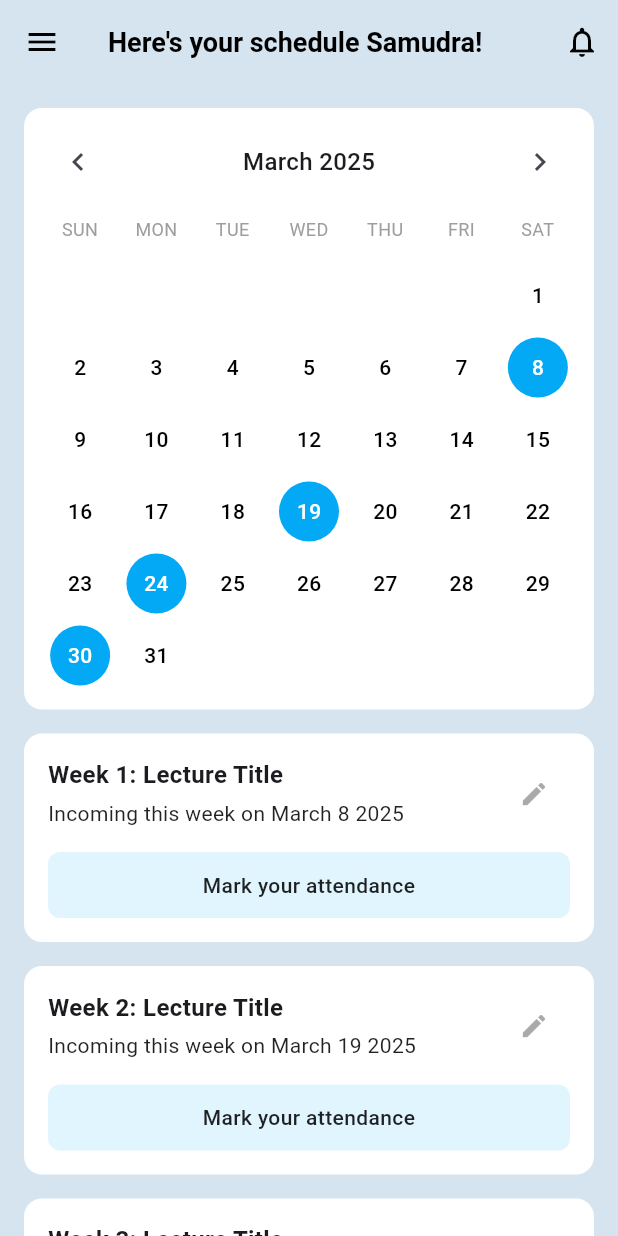
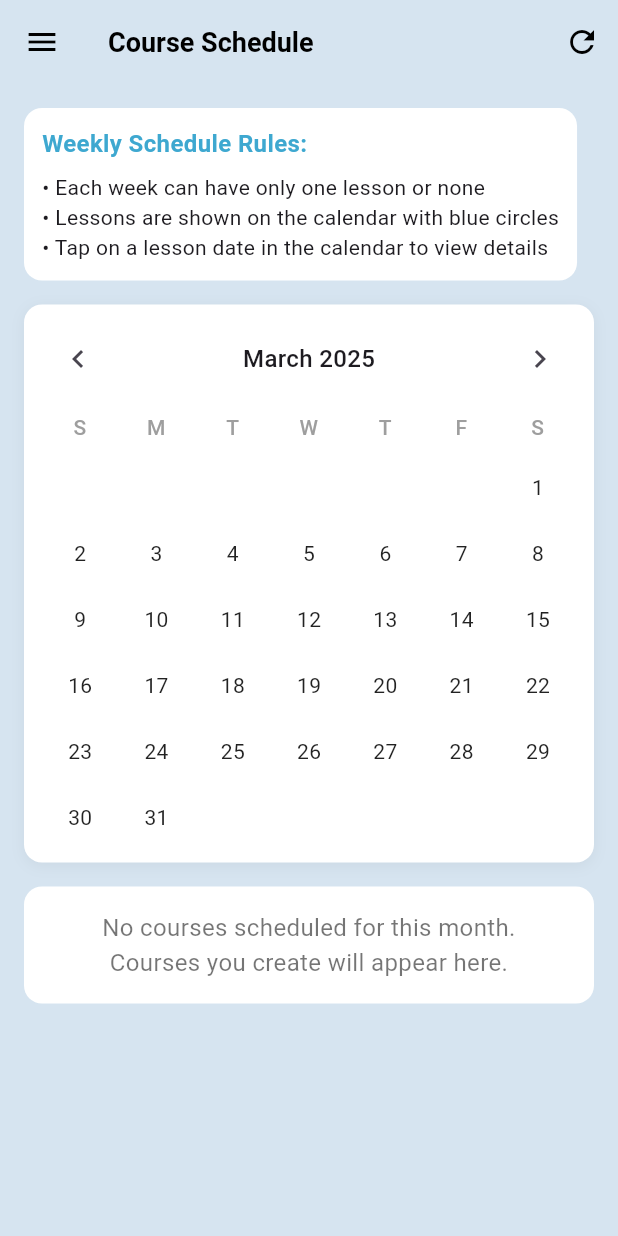
Before and after one commit to dzyy7/admin_ocean_learn2, a Flutter app: the SchedulePage screen opened by its route, after a tap on the "chevron left" icon, on a phone screen of 412 x 824 dp. Run offline on Flutter 3.47's test engine with Material 3 defaults, Android fonts, the light colour scheme and no system bars; our stand-ins replace flutter_svg, get, google_fonts, shared_preferences; accounts and stored records are empty; network calls fail.

Commit message:
feat: [DZ] implement course loading and display in SchedulePage with updated calendar and course details

```diff
--- a/lib/pages/schedule/schedule_controller.dart
+++ b/lib/pages/schedule/schedule_controller.dart
@@ -1,19 +1,42 @@
 import 'package:flutter/material.dart';
 import 'package:get/get.dart';
+import 'package:admin_ocean_learn2/model/course_model.dart';
+import 'package:admin_ocean_learn2/services/course_service.dart';
 
 class ScheduleController extends GetxController {
   final Rx<DateTime> currentMonth = DateTime.now().obs;
   final RxList<DateTime> markedDates = <DateTime>[].obs;
+  final CourseService courseService = CourseService();
+  final RxList<CourseModel> courses = <CourseModel>[].obs;
+  final RxBool isLoading = true.obs;
 
   @override
   void onInit() {
     super.onInit();
-    markedDates.addAll([
-      DateTime(2025, 3, 8),
-      DateTime(2025, 3, 19),
-      DateTime(2025, 3, 24),
-      DateTime(2025, 3, 30),
-    ]);
+    loadCourses();
+  }
+
+  Future<void> loadCourses() async {
+    isLoading.value = true;
+    await courseService.loadLessons(1);
+    courses.value = courseService.getLessons();
+
+    // Update marked dates based on course dates
+    updateMarkedDates();
+
+    isLoading.value = false;
+  }
+
+  void updateMarkedDates() {
+    final newMarkedDates = <DateTime>[];
+
+    for (final course in courses) {
+      // Add only the date part (no time) to marked dates
+      final courseDate = DateTime(course.date.year, course.date.month, course.date.day);
+      newMarkedDates.add(courseDate);
+    }
+
+    markedDates.assignAll(newMarkedDates);
   }
 
   void previousMonth() {
@@ -24,28 +47,27 @@ class ScheduleController extends GetxController {
     currentMonth.value = DateTime(currentMonth.value.year, currentMonth.value.month + 1);
   }
 
-  void toggleDateMark(DateTime date) {
+  bool isDateMarked(DateTime date) {
     final normalizedDate = DateTime(date.year, date.month, date.day);
-
-    final index = markedDates.indexWhere((d) =>
+    return markedDates.any((d) =>
       d.year == normalizedDate.year &&
       d.month == normalizedDate.month &&
       d.day == normalizedDate.day
     );
-
-    if (index >= 0) {
-      markedDates.removeAt(index);
-    } else {
-      markedDates.add(normalizedDate);
-    }
   }
 
-  bool isDateMarked(DateTime date) {
-    return markedDates.any((d) =>
-      d.year == date.year &&
-      d.month == date.month &&
-      d.day == date.day
-    );
+  // Get course for a specific date (if exists)
+  CourseModel? getCourseForDate(DateTime date) {
+    final normalizedDate = DateTime(date.year, date.month, date.day);
+
+    for (final course in courses) {
+      final courseDate = DateTime(course.date.year, course.date.month, course.date.day);
+      if (courseDate.isAtSameMomentAs(normalizedDate)) {
+        return course;
+      }
+    }
+
+    return null;
   }
 
   bool isToday(DateTime date) {
@@ -55,14 +77,14 @@ class ScheduleController extends GetxController {
            now.day == date.day;
   }
 
-  List<DateTime> getMarkedDatesForCurrentMonth() {
-    return markedDates
-      .where((date) =>
-        date.year == currentMonth.value.year &&
-        date.month == currentMonth.value.month
+  List<CourseModel> getCoursesForCurrentMonth() {
+    return courses
+      .where((course) =>
+        course.date.year == currentMonth.value.year &&
+        course.date.month == currentMonth.value.month
       )
       .toList()
-      ..sort((a, b) => a.compareTo(b));
+      ..sort((a, b) => a.date.compareTo(b.date));
   }
 
   bool isDatePast(DateTime date) {
--- a/lib/pages/schedule/schedule_page.dart
+++ b/lib/pages/schedule/schedule_page.dart
@@ -1,3 +1,4 @@
+import 'package:admin_ocean_learn2/pages/course_page/course_detail_page.dart';
 import 'package:admin_ocean_learn2/pages/schedule/schedule_controller.dart';
 import 'package:admin_ocean_learn2/utils/color_palette.dart';
 import 'package:admin_ocean_learn2/widget/schedule_component/schedule_card.dart';
@@ -6,14 +7,13 @@ import 'package:flutter/material.dart';
 import 'package:get/get.dart';
 import 'package:intl/intl.dart';
 
-
 class SchedulePage extends StatelessWidget {
   const SchedulePage({super.key});
 
   @override
   Widget build(BuildContext context) {
     // Initialize the controller
-    final controller = Get.find<ScheduleController>();
+    final controller = Get.put(ScheduleController());
 
     return Scaffold(
       backgroundColor: netralColor,
@@ -27,7 +27,7 @@ class SchedulePage extends StatelessWidget {
           },
         ),
         title: const Text(
-          "Here's your schedule Samudra!",
+          "Course Schedule",
           style: TextStyle(
             color: Colors.black,
             fontWeight: FontWeight.bold,
@@ -36,29 +36,69 @@ class SchedulePage extends StatelessWidget {
         ),
         actions: [
           IconButton(
-            icon: const Icon(Icons.notifications_outlined, color: Colors.black),
-            onPressed: () {},
+            icon: const Icon(Icons.refresh, color: Colors.black),
+            onPressed: () => controller.loadCourses(),
           ),
         ],
       ),
-      body: SingleChildScrollView(
+      body: Obx(() {
+        if (controller.isLoading.value) {
+          return const Center(child: CircularProgressIndicator());
+        }
+
+        return RefreshIndicator(
+          onRefresh: () => controller.loadCourses(),
+          child: SingleChildScrollView(
             padding: const EdgeInsets.all(16.0),
             child: Column(
+              crossAxisAlignment: CrossAxisAlignment.start,
               children: [
+                Container(
+                  padding: const EdgeInsets.all(12),
+                  decoration: BoxDecoration(
+                    color: Colors.white,
+                    borderRadius: BorderRadius.circular(12),
+                  ),
+                  child: Column(
+                    crossAxisAlignment: CrossAxisAlignment.start,
+                    children: [
+                      const Text(
+                        "Weekly Schedule Rules:",
+                        style: TextStyle(
+                          fontWeight: FontWeight.bold,
+                          fontSize: 16,
+                          color: primaryColor,
+                        ),
+                      ),
+                      const SizedBox(height: 8),
+                      const Text(
+                        "• Each week can have only one lesson or none\n"
+                        "• Lessons are shown on the calendar with blue circles\n"
+                        "• Tap on a lesson date in the calendar to view details",
+                        style: TextStyle(
+                          fontSize: 14,
+                        ),
+                      ),
+                    ],
+                  ),
+                ),
+                const SizedBox(height: 16),
                 CalendarWidget(controller: controller),
                 const SizedBox(height: 16),
-            _buildLectureSection(controller),
+                _buildLectureSection(controller, context),
               ],
             ),
           ),
         );
+      }),
+    );
   }
 
-  Widget _buildLectureSection(ScheduleController controller) {
+  Widget _buildLectureSection(ScheduleController controller, BuildContext context) {
     return Obx(() {
-      final markedDates = controller.getMarkedDatesForCurrentMonth();
+      final courses = controller.getCoursesForCurrentMonth();
 
-      if (markedDates.isEmpty) {
+      if (courses.isEmpty) {
         return Container(
           padding: const EdgeInsets.all(16),
           decoration: BoxDecoration(
@@ -67,7 +107,7 @@ class SchedulePage extends StatelessWidget {
           ),
           child: const Center(
             child: Text(
-              "No lectures scheduled for this month.\nTap on dates in the calendar to add events.",
+              "No courses scheduled for this month.\nCourses you create will appear here.",
               textAlign: TextAlign.center,
               style: TextStyle(
                 color: Colors.black54,
@@ -79,21 +119,46 @@ class SchedulePage extends StatelessWidget {
       }
 
       return Column(
-        children: markedDates.asMap().entries.map((entry) {
+        crossAxisAlignment: CrossAxisAlignment.start,
+        children: [
+          const Padding(
+            padding: EdgeInsets.only(left: 8, bottom: 8),
+            child: Text(
+              "This Month's Courses",
+              style: TextStyle(
+                fontWeight: FontWeight.bold,
+                fontSize: 18,
+              ),
+            ),
+          ),
+          ...courses.asMap().entries.map((entry) {
             final index = entry.key;
-          final date = entry.value;
-          final isPast = controller.isDatePast(date);
-          final formattedDate = DateFormat('MMMM d yyyy').format(date);
+            final course = entry.value;
+            final isPast = controller.isDatePast(course.date);
+            final formattedDate = DateFormat('MMMM d yyyy').format(course.date);
 
             return Padding(
-            padding: EdgeInsets.only(bottom: index < markedDates.length - 1 ? 16 : 0),
+              padding: EdgeInsets.only(bottom: index < courses.length - 1 ? 16 : 0),
               child: ScheduleCard(
                 weekNumber: index + 1,
                 date: formattedDate,
                 isPast: isPast,
+                title: course.title,
+                onViewDetails: () {
+                  Navigator.push(
+                    context,
+                    MaterialPageRoute(
+                      builder: (context) => CourseDetailPage(
+                        course: course,
+                        lessonService: controller.courseService,
+                      ),
+                    ),
+                  ).then((_) => controller.loadCourses());
+                },
               ),
             );
           }).toList(),
+        ],
       );
     });
   }
--- a/lib/widget/schedule_component/schedule_card.dart
+++ b/lib/widget/schedule_component/schedule_card.dart
@@ -4,14 +4,16 @@ class ScheduleCard extends StatelessWidget {
   final int weekNumber;
   final String date;
   final bool isPast;
-  final Function()? onEditPressed;
+  final String? title;
+  final VoidCallback? onViewDetails;
 
   const ScheduleCard({
     Key? key,
     required this.weekNumber,
     required this.date,
     required this.isPast,
-    this.onEditPressed,
+    this.title,
+    this.onViewDetails,
   }) : super(key: key);
 
   @override
@@ -21,14 +23,19 @@ class ScheduleCard extends StatelessWidget {
       decoration: BoxDecoration(
         color: Colors.white,
         borderRadius: BorderRadius.circular(12),
+        boxShadow: [
+          BoxShadow(
+            color: Colors.black.withOpacity(0.05),
+            blurRadius: 8,
+            offset: const Offset(0, 2),
           ),
-      child: Stack(
-        children: [
-          Column(
+        ],
+      ),
+      child: Column(
         crossAxisAlignment: CrossAxisAlignment.start,
         children: [
           Text(
-                "Week $weekNumber: Lecture Title",
+            "Week $weekNumber: ${title ?? 'Lecture Title'}",
             style: const TextStyle(
               fontWeight: FontWeight.bold,
               fontSize: 16,
@@ -36,15 +43,15 @@ class ScheduleCard extends StatelessWidget {
           ),
           const SizedBox(height: 4),
           Text(
-                isPast ? "Incoming this week on $date" : "Incoming on $date",
-                style: const TextStyle(
-                  color: Colors.black87,
+            isPast ? "Completed on $date" : "Upcoming on $date",
+            style: TextStyle(
+              color: isPast ? Colors.grey : Colors.green,
               fontSize: 14,
             ),
           ),
           const SizedBox(height: 16),
           InkWell(
-                onTap: () {},
+            onTap: onViewDetails,
             child: Container(
               padding: const EdgeInsets.symmetric(vertical: 12),
               width: double.infinity,
@@ -52,28 +59,21 @@ class ScheduleCard extends StatelessWidget {
                 color: const Color(0xFFE1F5FE),
                 borderRadius: BorderRadius.circular(8),
               ),
-                  child: const Text(
-                    "Mark your attendance",
+              child: Row(
+                mainAxisAlignment: MainAxisAlignment.center,
+                children: const [
+                  Icon(Icons.info_outline, size: 18, color: Colors.blue),
+                  SizedBox(width: 8),
+                  Text(
+                    "View Course Details",
                     textAlign: TextAlign.center,
                     style: TextStyle(
-                      color: Colors.black87,
+                      color: Colors.blue,
                       fontWeight: FontWeight.w500,
-                    ),
-                  ),
                     ),
                   ),
                 ],
               ),
-          Positioned(
-            top: 0,
-            right: 0,
-            child: IconButton(
-              icon: const Icon(Icons.edit, size: 20),
-              onPressed: onEditPressed,
-              splashRadius: 20,
-              padding: EdgeInsets.zero,
-              constraints: const BoxConstraints(),
-              tooltip: "Edit",
             ),
           ),
         ],
--- a/lib/widget/schedule_component/schhedule_calendar.dart
+++ b/lib/widget/schedule_component/schhedule_calendar.dart
@@ -1,4 +1,6 @@
+import 'package:admin_ocean_learn2/pages/course_page/course_detail_page.dart';
 import 'package:admin_ocean_learn2/pages/schedule/schedule_controller.dart';
+import 'package:admin_ocean_learn2/utils/color_palette.dart';
 import 'package:flutter/material.dart';
 import 'package:get/get.dart';
 import 'package:intl/intl.dart';
@@ -18,6 +20,13 @@ class CalendarWidget extends StatelessWidget {
       decoration: BoxDecoration(
         color: Colors.white,
         borderRadius: BorderRadius.circular(12),
+        boxShadow: [
+          BoxShadow(
+            color: Colors.black.withOpacity(0.05),
+            blurRadius: 8,
+            offset: const Offset(0, 2),
+          ),
+        ],
       ),
       child: Column(
         children: [
@@ -25,7 +34,7 @@ class CalendarWidget extends StatelessWidget {
           const SizedBox(height: 12),
           _buildWeekdayHeaders(),
           const SizedBox(height: 12),
-          Obx(() => _buildCalendarDays()),
+          Obx(() => _buildCalendarDays(context)),
         ],
       ),
     );
@@ -59,104 +68,125 @@ class CalendarWidget extends StatelessWidget {
   }
 
   Widget _buildWeekdayHeaders() {
-    final weekdays = ["SUN", "MON", "TUE", "WED", "THU", "FRI", "SAT"];
+    final weekdays = ['S', 'M', 'T', 'W', 'T', 'F', 'S'];
     return Row(
       mainAxisAlignment: MainAxisAlignment.spaceAround,
-      children: weekdays.map((day) {
-        return SizedBox(
-          width: 40,
+      children: weekdays.map((day) =>
+        SizedBox(
+          width: 36,
           child: Text(
             day,
+            textAlign: TextAlign.center,
             style: const TextStyle(
-              fontSize: 12,
+              fontWeight: FontWeight.w500,
               color: Colors.grey,
             ),
-            textAlign: TextAlign.center,
           ),
-        );
-      }).toList(),
+        )
+      ).toList(),
     );
   }
 
-  Widget _buildCalendarDays() {
-    // First day of the month
+  Widget _buildCalendarDays(BuildContext context) {
     final currentMonth = controller.currentMonth.value;
-    final firstDay = DateTime(currentMonth.year, currentMonth.month, 1);
-    // Days in month
-    final daysInMonth = DateTime(currentMonth.year, currentMonth.month + 1, 0).day;
-    // Calculate offset for first day (0 = Sunday, 1 = Monday, etc.)
-    final firstWeekdayOfMonth = firstDay.weekday % 7;
+    final firstDayOfMonth = DateTime(currentMonth.year, currentMonth.month, 1);
+    final lastDayOfMonth = DateTime(currentMonth.year, currentMonth.month + 1, 0);
 
-    // Generate calendar grid
-    List<Widget> weeks = [];
-    int day = 1;
+    // Calculate how many empty spots we need before the first day
+    final firstWeekday = firstDayOfMonth.weekday % 7; // 0 = Sunday, 1 = Monday, etc.
 
-    // Generate up to 6 weeks to cover all possible month layouts
-    for (int week = 0; week < 6; week++) {
-      List<Widget> daysRow = [];
+    // Calculate total number of days to display (including empty spots)
+    final totalDays = firstWeekday + lastDayOfMonth.day;
+    final totalWeeks = (totalDays / 7).ceil();
 
-      for (int weekday = 0; weekday < 7; weekday++) {
-        // Skip days before the first day of the month
-        if (week == 0 && weekday < firstWeekdayOfMonth) {
-          daysRow.add(const SizedBox(width: 40, height: 40));
-          continue;
-        }
-
-        // Stop after we've rendered all days of the month
-        if (day > daysInMonth) {
-          daysRow.add(const SizedBox(width: 40, height: 40));
-          continue;
-        }
-
-        // Create the date for this calendar cell
-        final date = DateTime(currentMonth.year, currentMonth.month, day);
-
-        // Add the day widget to the row
-        daysRow.add(_buildCalendarDay(day, date));
-        day++;
+    final calendarDays = List<Widget>.generate(totalWeeks * 7, (index) {
+      // Empty spots before the first day of the month
+      if (index < firstWeekday) {
+        return const SizedBox(width: 36, height: 36);
       }
 
-      weeks.add(
-        Row(
-          mainAxisAlignment: MainAxisAlignment.spaceAround,
-          children: daysRow,
-        ),
-      );
+      // Calculate the day number
+      final dayNumber = index - firstWeekday + 1;
 
-      // If we've rendered all days, break out of the loop
-      if (day > daysInMonth) break;
-    }
+      // Days after the last day of the month
+      if (dayNumber > lastDayOfMonth.day) {
+        return const SizedBox(width: 36, height: 36);
+      }
 
-    return Column(children: weeks);
-  }
-
-  Widget _buildCalendarDay(int day, DateTime date) {
-    return Obx(() {
+      // Create the date for this calendar day
+      final date = DateTime(currentMonth.year, currentMonth.month, dayNumber);
       final isMarked = controller.isDateMarked(date);
       final isToday = controller.isToday(date);
 
-      return InkWell(
-        onTap: () => controller.toggleDateMark(date),
-        child: Container(
-          width: 40,
-          height: 40,
-          alignment: Alignment.center,
-          margin: const EdgeInsets.symmetric(vertical: 4),
-          decoration: isMarked
-              ? BoxDecoration(
-                  color: Colors.lightBlue,
-                  shape: BoxShape.circle,
-                )
-              : null,
-          child: Text(
-            day.toString(),
-            style: TextStyle(
-              color: isMarked ? Colors.white : Colors.black,
-              fontWeight: isToday ? FontWeight.bold : FontWeight.w500,
+      return SizedBox(
+        width: 36,
+        height: 36,
+        child: InkWell(
+          onTap: isMarked ? () {
+            final course = controller.getCourseForDate(date);
+            if (course != null) {
+              Navigator.push(
+                context,
+                MaterialPageRoute(
+                  builder: (context) => CourseDetailPage(
+                    course: course,
+                    lessonService: controller.courseService,
+                  ),
+                ),
+              ).then((_) => controller.loadCourses());
+            }
+          } : null,
+          borderRadius: BorderRadius.circular(18),
+          child: Container(
+            decoration: BoxDecoration(
+              shape: BoxShape.circle,
+              color: isToday ? primaryColor.withOpacity(0.2) : Colors.transparent,
+            ),
+            child: Stack(
+              alignment: Alignment.center,
+              children: [
+                Text(
+                  dayNumber.toString(),
+                  style: TextStyle(
+                    fontWeight: isToday ? FontWeight.bold : FontWeight.normal,
+                    color: isToday ? primaryColor : Colors.black87,
+                  ),
+                ),
+                if (isMarked)
+                  Positioned(
+                    bottom: 2,
+                    child: Container(
+                      width: 6,
+                      height: 6,
+                      decoration: const BoxDecoration(
+                        shape: BoxShape.circle,
+                        color: primaryColor,
+                      ),
+                    ),
+                  ),
+              ],
             ),
           ),
         ),
       );
     });
+
+    // Create rows for each week
+    final weeks = <Widget>[];
+    for (int i = 0; i < totalWeeks; i++) {
+      final weekDays = calendarDays.sublist(i * 7, (i + 1) * 7);
+      weeks.add(
+        Row(
+          mainAxisAlignment: MainAxisAlignment.spaceAround,
+          children: weekDays,
+        ),
+      );
+
+      if (i < totalWeeks - 1) {
+        weeks.add(const SizedBox(height: 8));
+      }
+    }
+
+    return Column(children: weeks);
   }
 }
```
Lines whose indentation alone changed are shown as unchanged.
